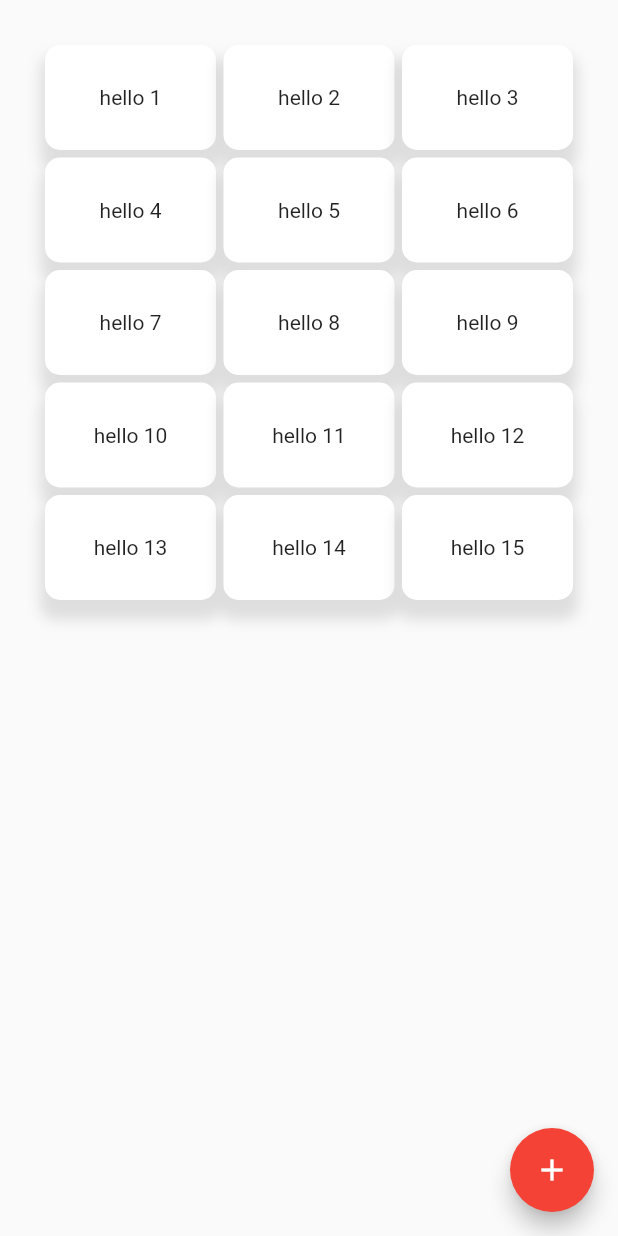
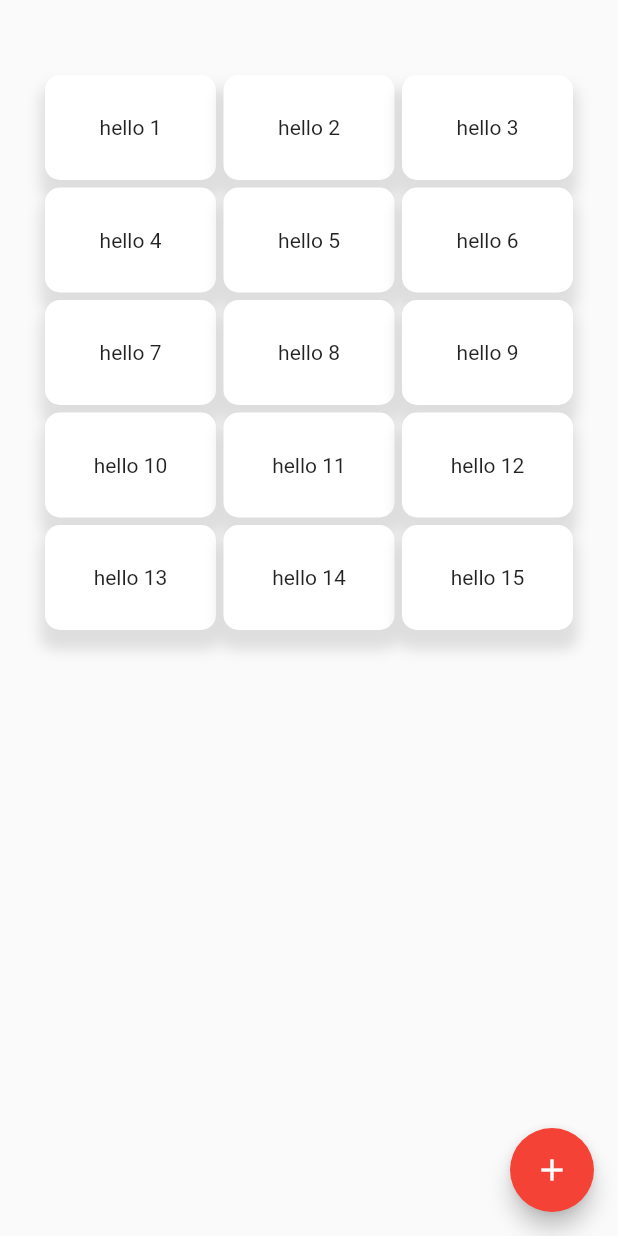
Before and after one commit to feftio/wordchill, a Flutter app: the screen it shows after launch, on a phone screen of 412 x 824 dp. Run offline on Flutter 3.47's test engine with Material 2 defaults, Android fonts, the phone set to English and light mode, and no system bars; our stand-ins replace firebase_auth, firebase_core; accounts and stored records are empty; network calls fail.

Commit message:
changes main padding, hide appbar

```diff
--- a/wordchill/lib/codenames/card_grid.dart
+++ b/wordchill/lib/codenames/card_grid.dart
@@ -1,8 +1,11 @@
 import 'package:flutter/material.dart';
 import 'package:wordchill/codenames/card.dart';
+import 'package:wordchill/utils/random_service.dart';
 
 class CardGrid extends StatelessWidget {
-  const CardGrid({Key key}) : super(key: key);
+  CardGrid({Key key}) : super(key: key) {
+    print('hello');
+  }
 
   @override
   Widget build(BuildContext context) {
@@ -13,11 +16,12 @@ class CardGrid extends StatelessWidget {
             crossAxisSpacing: 5.0,
             mainAxisSpacing: 5.0),
         itemCount: 15,
-        padding: EdgeInsets.all(30),
+        padding: EdgeInsets.only(top: 50, left: 30, right: 30, bottom: 30),
         itemBuilder: (_, index) {
           return CodenamesCard(
             text: "hello ${index + 1}",
-            type: CardType.red,
+            type: RandomService.choose(
+                [CardType.black, CardType.blue, CardType.grey, CardType.red]),
             callback: (String text) {
               print(text);
             },
```
Also changed, not shown: wordchill/lib/codenames/card.dart (+17 -4 lines).
